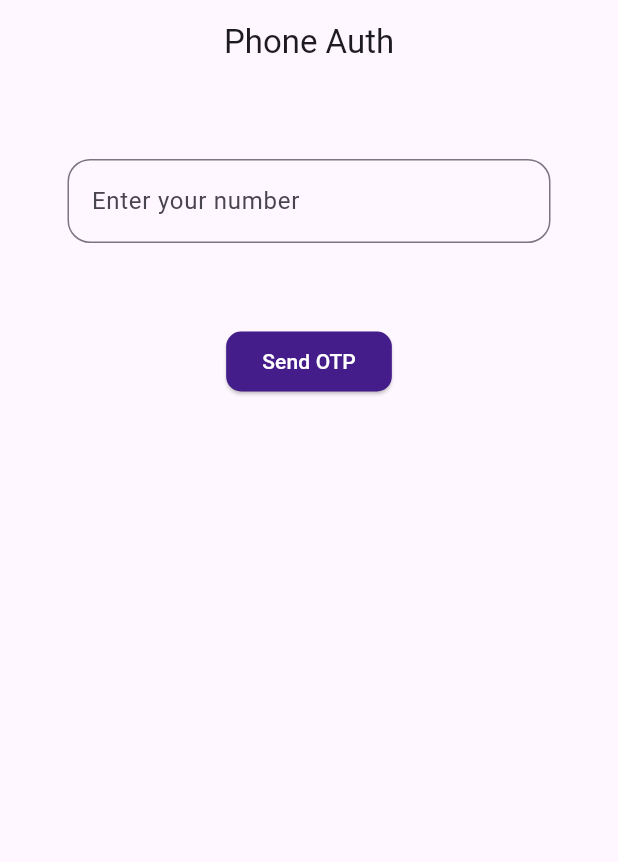
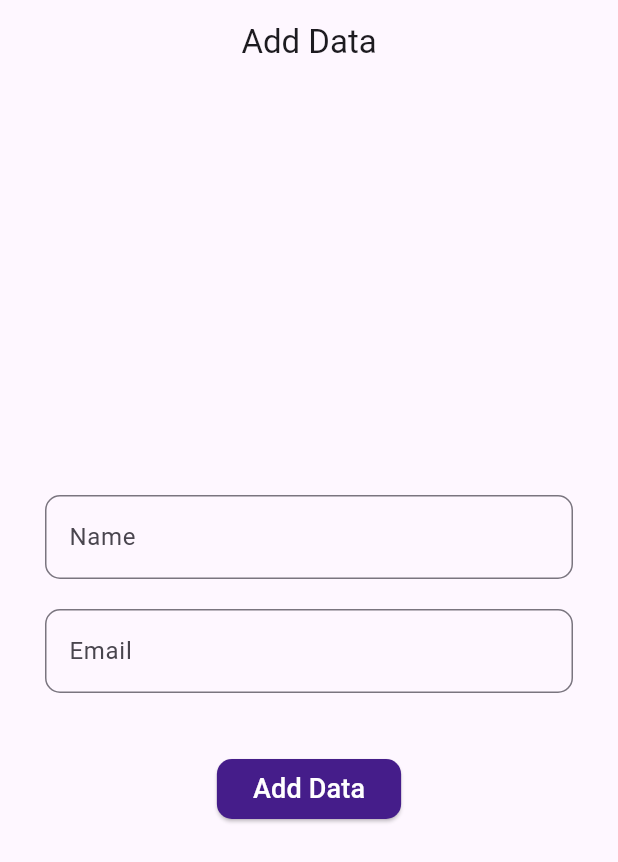
Before and after one commit to Poonamsh06/assignment1, a Flutter app: the screen it shows after launch, on a phone screen of 412 x 824 dp. Shown: the top 862 px of the screen. Run offline on Flutter 3.47's test engine with Material 3 defaults, Android fonts, the phone set to English and light mode, and no system bars; our stand-ins replace cloud_firestore, firebase_auth, firebase_core, get; accounts and stored records are empty.

Commit message:
fetch data & add data from firebase

```diff
--- a/lib/main.dart
+++ b/lib/main.dart
@@ -1,6 +1,8 @@
 import 'package:firebase_core/firebase_core.dart';
+import 'package:firebase_tut/screens/add_data.dart';
 import 'package:firebase_tut/screens/check_user.dart';
 import 'package:firebase_tut/screens/login.dart';
+import 'package:firebase_tut/screens/show_data.dart';
 import 'package:flutter/material.dart';
 
 import 'screens/phone_auth.dart';
@@ -25,7 +27,9 @@ class MyApp extends StatelessWidget {
               seedColor: const Color.fromARGB(255, 69, 29, 138)),
           useMaterial3: true,
         ),
-        home: PhoneAuth());
+        home: AddData());
+
+    // CheckUser());
     //Home());
     //SignUpPage());
   }
--- /dev/null
+++ b/lib/screens/add_data.dart
@@ -0,0 +1,64 @@
+import 'package:flutter/material.dart';
+
+class AddData extends StatefulWidget {
+  const AddData({super.key});
+
+  @override
+  State<AddData> createState() => _AddDataState();
+}
+
+class _AddDataState extends State<AddData> {
+  @override
+  Widget build(BuildContext context) {
+    return Scaffold(
+      appBar: AppBar(
+        title: Text("Add Data"),
+        centerTitle: true,
+      ),
+      body: Padding(
+        padding: const EdgeInsets.symmetric(horizontal: 30, vertical: 10),
+        child: Column(
+          crossAxisAlignment: CrossAxisAlignment.center,
+          mainAxisAlignment: MainAxisAlignment.center,
+          children: [
+            TextFormField(
+              decoration: InputDecoration(
+                  hintText: "Enter your name",
+                  labelText: "Name",
+                  border: OutlineInputBorder(
+                      borderRadius: BorderRadius.circular(10))),
+            ),
+            SizedBox(
+              height: 20,
+            ),
+            TextFormField(
+              decoration: InputDecoration(
+                  hintText: "Enter your email",
+                  labelText: "Email",
+                  border: OutlineInputBorder(
+                      borderRadius: BorderRadius.circular(10))),
+            ),
+            SizedBox(
+              height: 40,
+            ),
+            ElevatedButton(
+                style: ElevatedButton.styleFrom(
+                    backgroundColor: const Color.fromARGB(
+                      255,
+                      69,
+                      29,
+                      138,
+                    ),
+                    shape: RoundedRectangleBorder(
+                        borderRadius: BorderRadius.circular(10))),
+                onPressed: () {},
+                child: Text(
+                  "Add Data",
+                  style: TextStyle(fontSize: 18, color: Colors.white),
+                ))
+          ],
+        ),
+      ),
+    );
+  }
+}
--- a/lib/screens/check_user.dart
+++ b/lib/screens/check_user.dart
@@ -1,6 +1,7 @@
 import 'package:firebase_auth/firebase_auth.dart';
 import 'package:firebase_tut/screens/final.dart';
 import 'package:firebase_tut/screens/login.dart';
+import 'package:firebase_tut/screens/show_data.dart';
 import 'package:flutter/foundation.dart';
 import 'package:flutter/material.dart';
 import 'package:flutter/widgets.dart';
@@ -21,7 +22,7 @@ class _CheckUserState extends State<CheckUser> {
   checkUser() {
     final user = FirebaseAuth.instance.currentUser;
     if (user != null) {
-      return FinalPage();
+      return ShowData();
     } else {
       return Home();
     }
--- a/lib/screens/login.dart
+++ b/lib/screens/login.dart
@@ -1,6 +1,7 @@
 import 'package:firebase_auth/firebase_auth.dart';
 import 'package:firebase_tut/screens/final.dart';
 import 'package:firebase_tut/screens/forget_passward.dart';
+import 'package:firebase_tut/screens/show_data.dart';
 import 'package:firebase_tut/screens/sign_up.dart';
 import 'package:firebase_tut/services.dart';
 import 'package:firebase_tut/uiWidgets.dart';
@@ -83,7 +84,7 @@ class _HomeState extends State<Home> {
             .signInWithEmailAndPassword(email: email, password: password);
         Navigator.push(
           context,
-          MaterialPageRoute(builder: (context) => FinalPage()),
+          MaterialPageRoute(builder: (context) => ShowData()),
         );
         // .then((value) => Navigator.push(
         //     context, MaterialPageRoute(builder: (context) => FinalPage())));
--- a/lib/screens/sign_up.dart
+++ b/lib/screens/sign_up.dart
@@ -1,5 +1,6 @@
 import 'package:firebase_auth/firebase_auth.dart';
 import 'package:firebase_core/firebase_core.dart';
+import 'package:firebase_tut/screens/show_data.dart';
 import 'package:firebase_tut/uiWidgets.dart';
 import 'package:flutter/foundation.dart';
 import 'package:flutter/material.dart';
@@ -80,7 +81,7 @@ class _SignUpState extends State<SignUp> {
             .createUserWithEmailAndPassword(email: email, password: password);
         Navigator.push(
           context,
-          MaterialPageRoute(builder: (context) => FinalPage()),
+          MaterialPageRoute(builder: (context) => ShowData()),
         );
         // .then((value) => Navigator.push(
         //     context, MaterialPageRoute(builder: (context) => FinalPage())));
--- a/pubspec.yaml
+++ b/pubspec.yaml
@@ -39,6 +39,7 @@ dependencies:
 
   firebase_auth: ^4.19.5
   get: ^4.6.6
+  cloud_firestore: ^4.17.3
 
 dev_dependencies:
   flutter_test:
```
Also changed, not shown: lib/screens/show_data.dart (added, +58 -0 lines), pubspec.lock, 3 other files.
